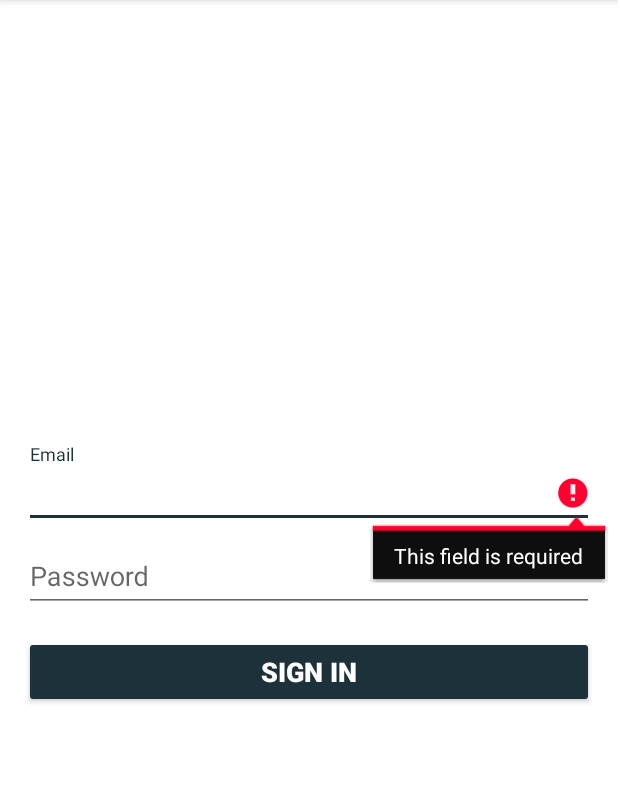
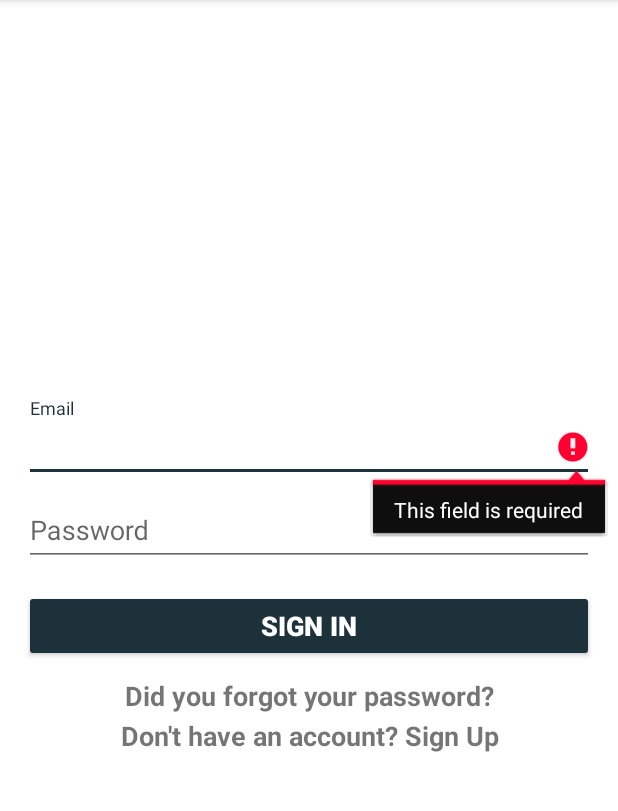
Before and after one commit to kornofilo/AutiYoda, an Android app: the screen it shows after launch (LoginActivity), after a tap on "SIGN IN", on a phone screen of 412 x 824 dp, the part 84-895 px from its top. Run offline under Robolectric (Android 15) with nearby library versions, the phone set to English and light mode, and no system bars; our stand-ins replace Firebase (no records; nobody signed in at launch, a user with empty details on screens opened directly).

Commit message:
APP - Activity de Registro de Usuario

```diff
--- a/App/app/src/main/AndroidManifest.xml
+++ b/App/app/src/main/AndroidManifest.xml
@@ -48,11 +48,11 @@
         <activity
             android:name=".SettingsActivity"
             android:label="@string/title_activity_settings" />
-
         <activity
             android:name=".MainActivity"
             android:label="@string/title_activity_main"
             android:theme="@style/AppTheme.NoActionBar" />
+        <activity android:name=".SignUpActivity"></activity>
     </application>
 
 </manifest>
--- a/App/app/src/main/java/com/rialvik/autiyoda/LoginActivity.java
+++ b/App/app/src/main/java/com/rialvik/autiyoda/LoginActivity.java
@@ -5,19 +5,15 @@ import android.animation.AnimatorListenerAdapter;
 import android.annotation.TargetApi;
 import android.content.Intent;
 import android.content.SharedPreferences;
-import android.content.pm.PackageManager;
 import android.preference.PreferenceManager;
 import android.support.annotation.NonNull;
-import android.support.design.widget.Snackbar;
 import android.support.v7.app.AppCompatActivity;
 import android.app.LoaderManager.LoaderCallbacks;
-
 import android.content.CursorLoader;
 import android.content.Loader;
 import android.database.Cursor;
 import android.net.Uri;
 import android.os.AsyncTask;
-
 import android.os.Build;
 import android.os.Bundle;
 import android.provider.ContactsContract;
@@ -31,24 +27,18 @@ import android.widget.AutoCompleteTextView;
 import android.widget.Button;
 import android.widget.EditText;
 import android.widget.TextView;
-import android.widget.Toast;
-
 import com.google.android.gms.tasks.OnCompleteListener;
 import com.google.android.gms.tasks.Task;
 import com.google.firebase.auth.AuthResult;
 import com.google.firebase.auth.FirebaseAuth;
 import com.google.firebase.auth.FirebaseUser;
-
 import java.util.ArrayList;
 import java.util.List;
-import java.util.concurrent.Executor;
-
-import static android.Manifest.permission.READ_CONTACTS;
 
 /**
  * A login screen that offers login via email/password.
  */
-public class LoginActivity extends AppCompatActivity implements LoaderCallbacks<Cursor> {
+public class LoginActivity extends AppCompatActivity implements LoaderCallbacks<Cursor>, OnClickListener {
 
     private UserLoginTask mAuthTask = null;
 
@@ -94,12 +84,6 @@ public class LoginActivity extends AppCompatActivity implements LoaderCallbacks<
         });
 
         Button mEmailSignInButton = findViewById(R.id.email_sign_in_button);
-        mEmailSignInButton.setOnClickListener(new OnClickListener() {
-            @Override
-            public void onClick(View view) {
-                attemptLogin();
-            }
-        });
 
         mLoginFormView = findViewById(R.id.login_form);
         mProgressView = findViewById(R.id.login_progress);
@@ -322,4 +306,23 @@ public class LoginActivity extends AppCompatActivity implements LoaderCallbacks<
                 });
     }
 
+    @Override
+    public void onClick(View v) {
+        switch (v.getId()) {
+            case R.id.email_sign_in_button: {
+                attemptLogin();
+                break;
+            }
+            case R.id.textViewResetPassword: {
+                Intent intent = new Intent(LoginActivity.this,SignUpActivity.class);
+                startActivity(intent);
+                break;
+            }
+            case R.id.textViewSignUp: {
+                Intent intent = new Intent(LoginActivity.this,SignUpActivity.class);
+                startActivity(intent);
+                break;
+            }
+        }
+    }
 }
--- a/App/app/src/main/res/layout/activity_login.xml
+++ b/App/app/src/main/res/layout/activity_login.xml
@@ -70,10 +70,34 @@
                 android:layout_width="match_parent"
                 android:layout_height="wrap_content"
                 android:layout_marginTop="16dp"
+                android:layout_marginBottom="10dp"
                 android:text="@string/action_sign_in"
+                android:onClick="onClick"
                 android:textSize="18sp"
+                android:textStyle="bold" />
+
+            <TextView
+                android:id="@+id/textViewResetPassword"
+                android:layout_width="match_parent"
+                android:layout_height="wrap_content"
+                android:layout_marginBottom="2dp"
+                android:onClick="onClick"
+                android:text="@string/forgotPassword"
+                android:textAlignment="center"
+                android:textSize="18sp"
+                android:textStyle="bold" />
+
+            <TextView
+                android:id="@+id/textViewSignUpOpt"
+                android:layout_width="match_parent"
+                android:layout_height="wrap_content"
+                android:text="@string/signUpQ"
+                android:textAlignment="center"
+                android:textSize="18sp"
+                android:onClick="onClick"
                 android:textStyle="bold" />
 
         </LinearLayout>
     </ScrollView>
+
 </RelativeLayout>
--- a/App/app/src/main/res/values/colors.xml
+++ b/App/app/src/main/res/values/colors.xml
@@ -2,7 +2,7 @@
 <resources>
     <color name="colorPrimary">#33893e</color>
     <color name="colorPrimaryDark">#455A64</color>
-    <color name="colorAccent">#1C313A</color>
+    <color name="colorAccent">#1c313a</color>
 
     <!-- DarkTheme-->
     <color name="backgroundDark">#1C313A</color>
--- a/App/app/src/main/res/values/strings.xml
+++ b/App/app/src/main/res/values/strings.xml
@@ -113,4 +113,10 @@
 
     <!-- TODO: Remove or change this placeholder text -->
     <string name="hello_blank_fragment">Hello blank fragment</string>
+    <string name="signUpQ">Don\'t have an account? Sign Up</string>
+    <string name="forgotPassword">Did you forgot your password?</string>
+    <string name="dialog_su_message">The User Has Been Created Succesfully</string>
+    <string name="dialog_su_title" />
+    <string name="success">Success!</string>
+    <string name="ok">OK</string>
 </resources>
--- a/App/app/src/main/res/values/styles.xml
+++ b/App/app/src/main/res/values/styles.xml
@@ -29,7 +29,9 @@
         </item>
         <item name="android:textColorSecondary">@color/common_google_signin_btn_text_dark_default
         </item>
+        <item name="android:textViewStyle">@color/common_google_signin_btn_text_dark</item>
         <item name="android:textColorHint">@color/common_google_signin_btn_text_dark</item>
+        <item name="alertDialogTheme">@style/DarkTheme</item>
     </style>
 
 </resources>
--- a/App/app/src/main/res/xml/pref_general.xml
+++ b/App/app/src/main/res/xml/pref_general.xml
@@ -47,7 +47,8 @@
         </Preference>
 
         <Preference android:title="@string/deleteAccount"
-            android:icon="@drawable/ic_delete_account_black_24dp">
+            android:icon="@drawable/ic_delete_account_black_24dp"
+            android:key="delete_account_pref">
 
             <intent
                 android:action="android.intent.action.VIEW"
```
Also changed, not shown: App/app/src/main/java/com/rialvik/autiyoda/SettingsFragment.java (+14 -2 lines), App/app/src/main/java/com/rialvik/autiyoda/SignUpActivity.java (added, +315 -0 lines), App/app/src/main/res/layout/activity_sign_up.xml (added, +80 -0 lines), 1 other file.
